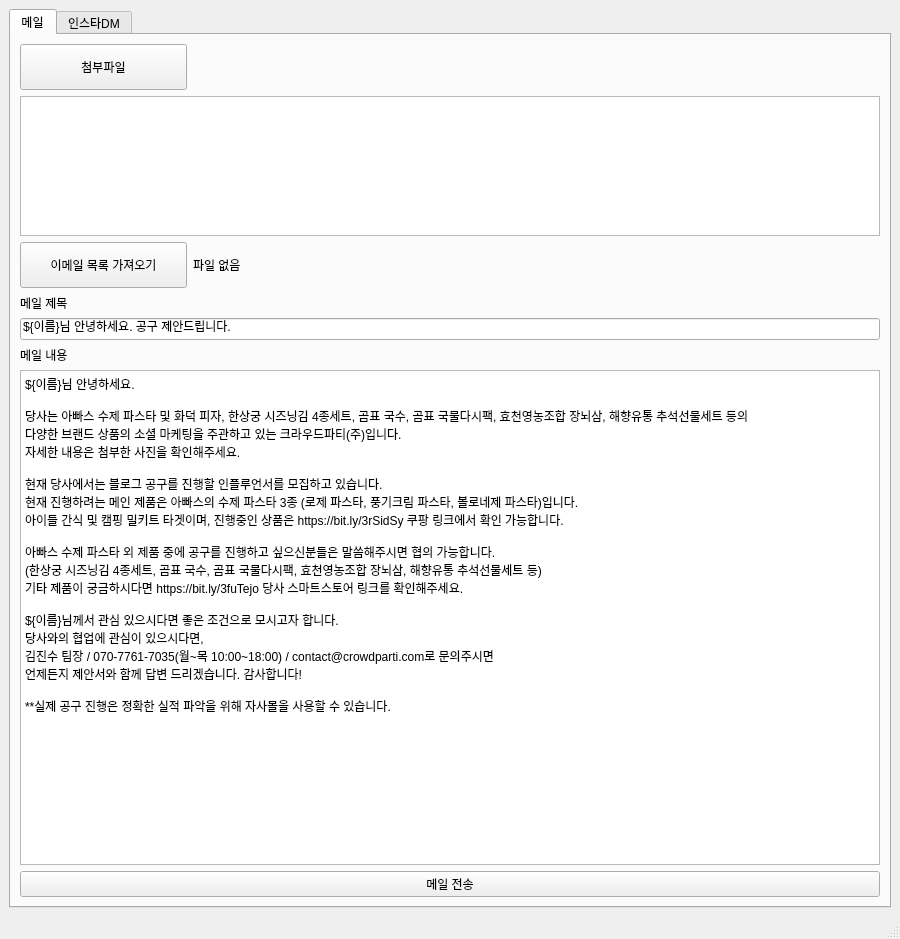
Above: main_ui.ui from rlahatnr/Send_mails before the change. Below: the same form after it.
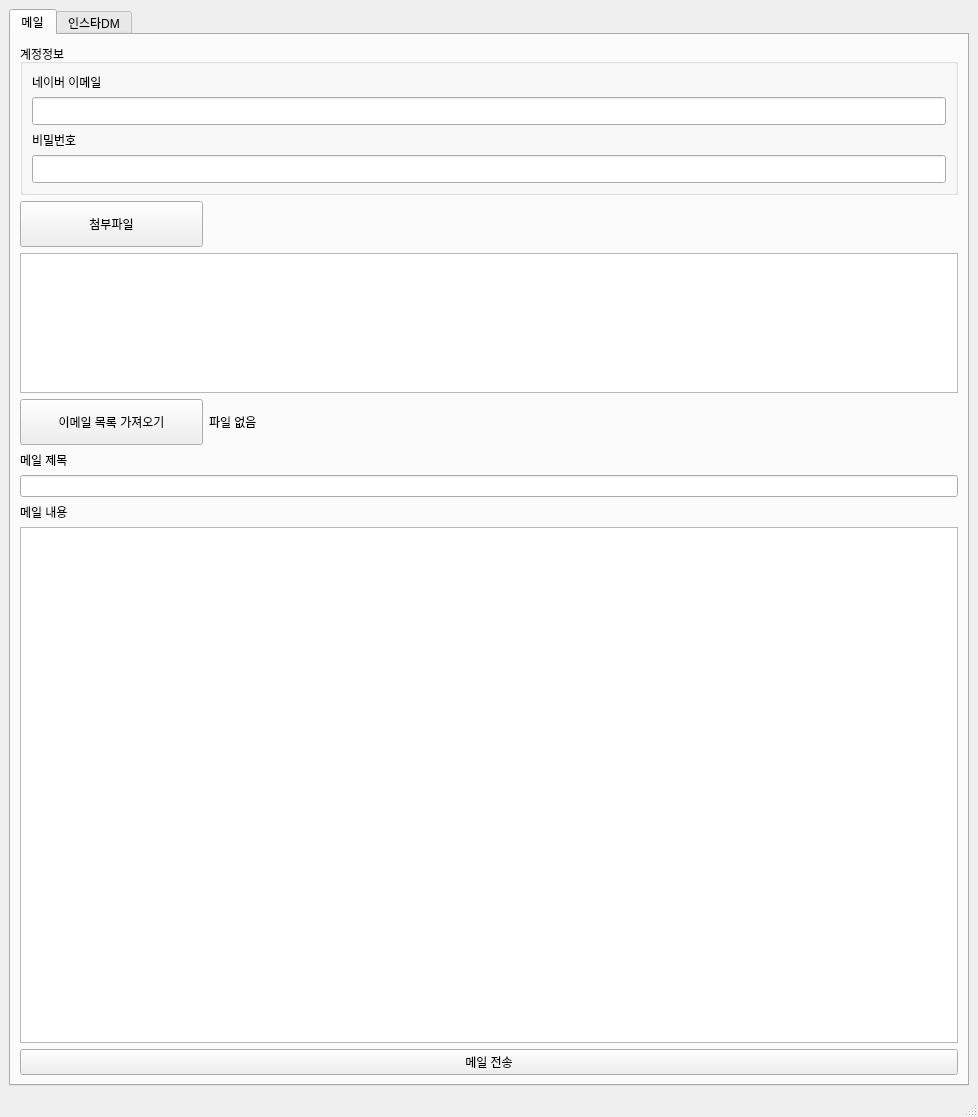
That is the form after the change. The open tabs and pages were chosen to show the change.

```diff
--- a/main_ui.ui
+++ b/main_ui.ui
@@ -6,16 +6,16 @@
    <rect>
     <x>0</x>
     <y>0</y>
-    <width>900</width>
-    <height>939</height>
+    <width>978</width>
+    <height>1117</height>
    </rect>
   </property>
   <property name="windowTitle">
    <string>MainWindow</string>
   </property>
   <widget class="QWidget" name="centralwidget">
-   <layout class="QGridLayout" name="gridLayout_2">
-    <item row="2" column="0">
+   <layout class="QVBoxLayout" name="verticalLayout">
+    <item>
      <widget class="QTabWidget" name="tabWidget">
       <property name="currentIndex">
        <number>1</number>
@@ -25,40 +25,21 @@
         <string>메일</string>
        </attribute>
        <layout class="QGridLayout" name="gridLayout_9">
-        <item row="4" column="0">
+        <item row="10" column="0">
          <widget class="QPlainTextEdit" name="plainTextEdit">
           <property name="plainText">
-           <string>${이름}님 안녕하세요.
-
-당사는 아빠스 수제 파스타 및 화덕 피자, 한상궁 시즈닝김 4종세트, 곰표 국수, 곰표 국물다시팩, 효천영농조합 장뇌삼, 해향유통 추석선물세트 등의
-다양한 브랜드 상품의 소셜 마케팅을 주관하고 있는 크라우드파티(주)입니다.
-자세한 내용은 첨부한 사진을 확인해주세요.
-
-현재 당사에서는 블로그 공구를 진행할 인플루언서를 모집하고 있습니다.
-현재 진행하려는 메인 제품은 아빠스의 수제 파스타 3종 (로제 파스타, 풍기크림 파스타, 볼로네제 파스타)입니다.
-아이들 간식 및 캠핑 밀키트 타겟이며, 진행중인 상품은 https://bit.ly/3rSidSy 쿠팡 링크에서 확인 가능합니다.
-
-아빠스 수제 파스타 외 제품 중에 공구를 진행하고 싶으신분들은 말씀해주시면 협의 가능합니다.
-(한상궁 시즈닝김 4종세트, 곰표 국수, 곰표 국물다시팩, 효천영농조합 장뇌삼, 해향유통 추석선물세트 등)
-기타 제품이 궁금하시다면 https://bit.ly/3fuTejo 당사 스마트스토어 링크를 확인해주세요.
-
-${이름}님께서 관심 있으시다면 좋은 조건으로 모시고자 합니다.
-당사와의 협업에 관심이 있으시다면,
-김진수 팀장 / 070-7761-7035(월~목 10:00~18:00) / contact@crowdparti.com로 문의주시면
-언제든지 제안서와 함께 답변 드리겠습니다. 감사합니다!⠀
-
-**실제 공구 진행은 정확한 실적 파악을 위해 자사몰을 사용할 수 있습니다.</string>
+           <string/>
           </property>
          </widget>
         </item>
-        <item row="1" column="0">
-         <widget class="QLabel" name="label_6">
+        <item row="11" column="0">
+         <widget class="QPushButton" name="pushButton_5">
           <property name="text">
-           <string>메일 제목</string>
+           <string>메일 전송</string>
           </property>
          </widget>
         </item>
-        <item row="0" column="0">
+        <item row="6" column="0">
          <layout class="QGridLayout" name="gridLayout_3">
           <item row="3" column="1" colspan="4">
            <widget class="QLabel" name="label_5">
@@ -111,27 +92,68 @@
           </item>
          </layout>
         </item>
-        <item row="5" column="0">
-         <widget class="QPushButton" name="pushButton_5">
-          <property name="text">
-           <string>메일 전송</string>
-          </property>
-         </widget>
-        </item>
-        <item row="2" column="0">
-         <widget class="QLineEdit" name="lineEdit_3">
-          <property name="text">
-           <string>${이름}님 안녕하세요. 공구 제안드립니다.</string>
-          </property>
-         </widget>
-        </item>
-        <item row="3" column="0">
+        <item row="9" column="0">
          <widget class="QLabel" name="label_3">
           <property name="text">
            <string>메일 내용</string>
           </property>
          </widget>
         </item>
+        <item row="8" column="0">
+         <widget class="QLineEdit" name="lineEdit_3">
+          <property name="text">
+           <string/>
+          </property>
+         </widget>
+        </item>
+        <item row="7" column="0">
+         <widget class="QLabel" name="label_6">
+          <property name="text">
+           <string>메일 제목</string>
+          </property>
+         </widget>
+        </item>
+        <item row="0" column="0">
+         <widget class="QGroupBox" name="groupBox">
+          <property name="title">
+           <string>계정정보</string>
+          </property>
+          <layout class="QVBoxLayout" name="verticalLayout_3">
+           <item>
+            <widget class="QLabel" name="label">
+             <property name="text">
+              <string>네이버 이메일</string>
+             </property>
+            </widget>
+           </item>
+           <item>
+            <widget class="QLineEdit" name="lineEdit">
+             <property name="font">
+              <font>
+               <pointsize>13</pointsize>
+              </font>
+             </property>
+            </widget>
+           </item>
+           <item>
+            <widget class="QLabel" name="label_2">
+             <property name="text">
+              <string>비밀번호</string>
+             </property>
+            </widget>
+           </item>
+           <item>
+            <widget class="QLineEdit" name="lineEdit_2">
+             <property name="font">
+              <font>
+               <pointsize>13</pointsize>
+              </font>
+             </property>
+            </widget>
+           </item>
+          </layout>
+         </widget>
+        </item>
        </layout>
       </widget>
       <widget class="QWidget" name="tab_2">
```
Left out of the diff: 74 changed lines with no effect on the pictures.
